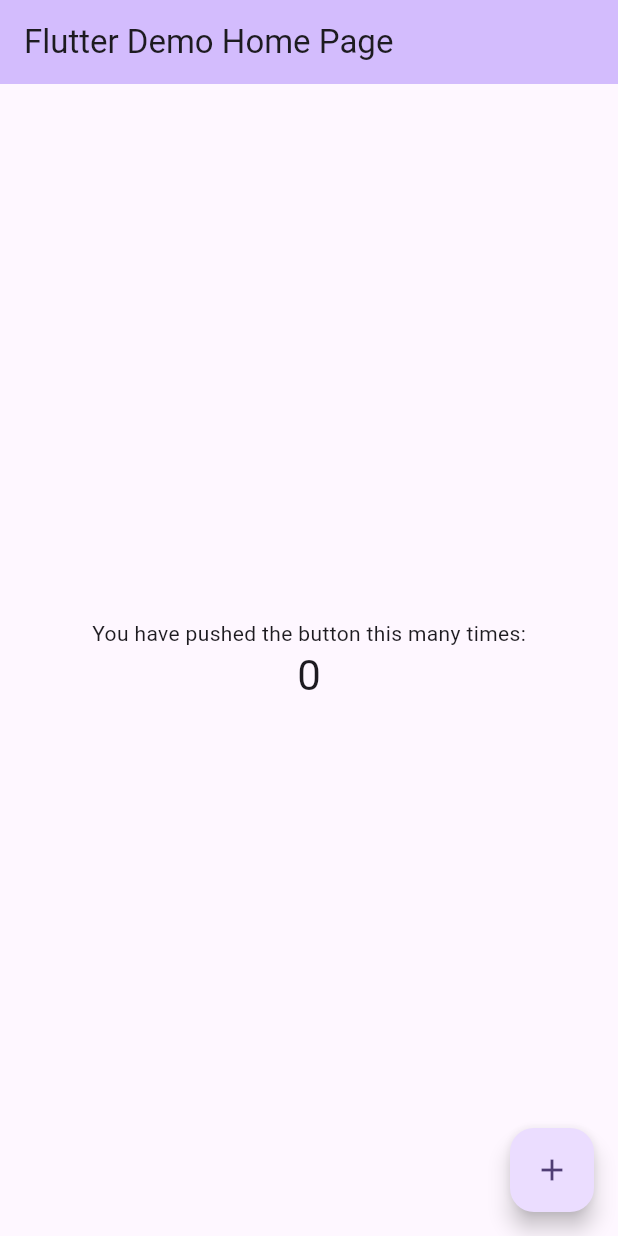
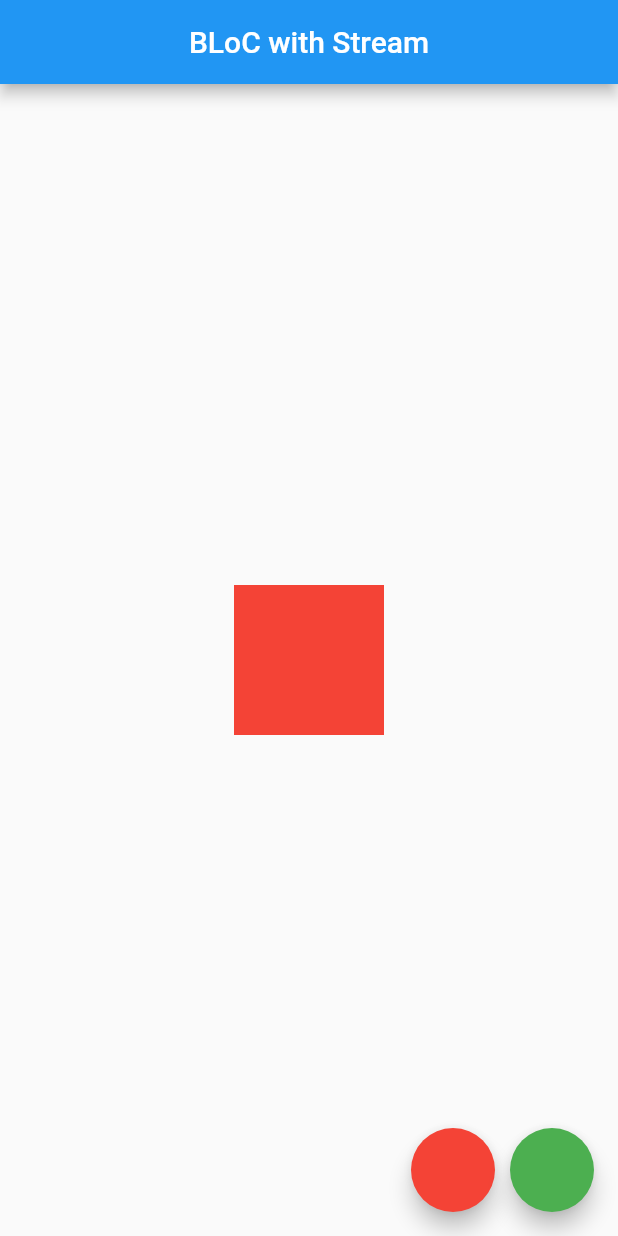
Before and after one commit to kboomska/learning-flutter-bloc, a Flutter app: the screen it shows after launch, on a phone screen of 412 x 824 dp. Run offline on Flutter 3.47's test engine with Material 2 defaults, Android fonts, the phone set to English and light mode, and no system bars.

Commit message:
Chapter 12: BLoC on Streams (creating MyHomePage)

```diff
--- a/bloc_stream_example/lib/main.dart
+++ b/bloc_stream_example/lib/main.dart
@@ -7,119 +7,54 @@ void main() {
 class MyApp extends StatelessWidget {
   const MyApp({super.key});
 
-  // This widget is the root of your application.
   @override
   Widget build(BuildContext context) {
-    return MaterialApp(
-      title: 'Flutter Demo',
-      theme: ThemeData(
-        // This is the theme of your application.
-        //
-        // TRY THIS: Try running your application with "flutter run". You'll see
-        // the application has a blue toolbar. Then, without quitting the app,
-        // try changing the seedColor in the colorScheme below to Colors.green
-        // and then invoke "hot reload" (save your changes or press the "hot
-        // reload" button in a Flutter-supported IDE, or press "r" if you used
-        // the command line to start the app).
-        //
-        // Notice that the counter didn't reset back to zero; the application
-        // state is not lost during the reload. To reset the state, use hot
-        // restart instead.
-        //
-        // This works for code too, not just values: Most code changes can be
-        // tested with just a hot reload.
-        colorScheme: ColorScheme.fromSeed(seedColor: Colors.deepPurple),
-        useMaterial3: true,
-      ),
-      home: const MyHomePage(title: 'Flutter Demo Home Page'),
+    return const MaterialApp(
+      title: 'BLoC on Streams',
+      home: MyHomePage(),
     );
   }
 }
 
 class MyHomePage extends StatefulWidget {
-  const MyHomePage({super.key, required this.title});
-
-  // This widget is the home page of your application. It is stateful, meaning
-  // that it has a State object (defined below) that contains fields that affect
-  // how it looks.
-
-  // This class is the configuration for the state. It holds the values (in this
-  // case the title) provided by the parent (in this case the App widget) and
-  // used by the build method of the State. Fields in a Widget subclass are
-  // always marked "final".
-
-  final String title;
+  const MyHomePage({super.key});
 
   @override
   State<MyHomePage> createState() => _MyHomePageState();
 }
 
 class _MyHomePageState extends State<MyHomePage> {
-  int _counter = 0;
-
-  void _incrementCounter() {
-    setState(() {
-      // This call to setState tells the Flutter framework that something has
-      // changed in this State, which causes it to rerun the build method below
-      // so that the display can reflect the updated values. If we changed
-      // _counter without calling setState(), then the build method would not be
-      // called again, and so nothing would appear to happen.
-      _counter++;
-    });
-  }
-
   @override
   Widget build(BuildContext context) {
-    // This method is rerun every time setState is called, for instance as done
-    // by the _incrementCounter method above.
-    //
-    // The Flutter framework has been optimized to make rerunning build methods
-    // fast, so that you can just rebuild anything that needs updating rather
-    // than having to individually change instances of widgets.
     return Scaffold(
       appBar: AppBar(
-        // TRY THIS: Try changing the color here to a specific color (to
-        // Colors.amber, perhaps?) and trigger a hot reload to see the AppBar
-        // change color while the other colors stay the same.
-        backgroundColor: Theme.of(context).colorScheme.inversePrimary,
-        // Here we take the value from the MyHomePage object that was created by
-        // the App.build method, and use it to set our appbar title.
-        title: Text(widget.title),
+        title: const Text('BLoC with Stream'),
+        centerTitle: true,
       ),
       body: Center(
-        // Center is a layout widget. It takes a single child and positions it
-        // in the middle of the parent.
-        child: Column(
-          // Column is also a layout widget. It takes a list of children and
-          // arranges them vertically. By default, it sizes itself to fit its
-          // children horizontally, and tries to be as tall as its parent.
-          //
-          // Column has various properties to control how it sizes itself and
-          // how it positions its children. Here we use mainAxisAlignment to
-          // center the children vertically; the main axis here is the vertical
-          // axis because Columns are vertical (the cross axis would be
-          // horizontal).
-          //
-          // TRY THIS: Invoke "debug painting" (choose the "Toggle Debug Paint"
-          // action in the IDE, or press "p" in the console), to see the
-          // wireframe for each widget.
-          mainAxisAlignment: MainAxisAlignment.center,
-          children: <Widget>[
-            const Text(
-              'You have pushed the button this many times:',
-            ),
-            Text(
-              '$_counter',
-              style: Theme.of(context).textTheme.headlineMedium,
-            ),
-          ],
+        child: AnimatedContainer(
+          height: 100,
+          width: 100,
+          color: Colors.red,
+          duration: const Duration(
+            milliseconds: 500,
+          ),
         ),
       ),
-      floatingActionButton: FloatingActionButton(
-        onPressed: _incrementCounter,
-        tooltip: 'Increment',
-        child: const Icon(Icons.add),
-      ), // This trailing comma makes auto-formatting nicer for build methods.
+      floatingActionButton: Row(
+        mainAxisAlignment: MainAxisAlignment.end,
+        children: [
+          FloatingActionButton(
+            onPressed: () {},
+            backgroundColor: Colors.red,
+          ),
+          const SizedBox(width: 10),
+          FloatingActionButton(
+            onPressed: () {},
+            backgroundColor: Colors.green,
+          ),
+        ],
+      ),
     );
   }
 }
```
Also changed, not shown: 1 other file.
